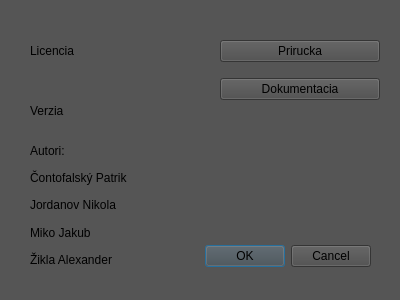
Above: src/about.ui from Jakub-Miko/IVS_Kalkulacka before the change. Below: the same form after it.
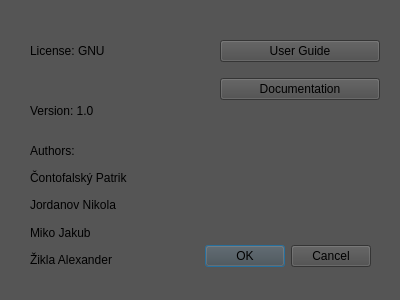
That is the form after the change.

Commit message: Changed text of labels in About.ui

What changed in the file:
```diff
--- a/src/about.ui
+++ b/src/about.ui
@@ -62,7 +62,7 @@
     <item row="0" column="0">
      <widget class="QLabel" name="label_3">
       <property name="text">
-       <string>Autori:</string>
+       <string>Authors:</string>
       </property>
      </widget>
     </item>
@@ -95,7 +95,7 @@
     <item row="0" column="0">
      <widget class="QLabel" name="label">
       <property name="text">
-       <string>Licencia</string>
+       <string>License: GNU</string>
       </property>
      </widget>
     </item>
@@ -114,7 +114,7 @@
     <item row="0" column="0">
      <widget class="QLabel" name="label_2">
       <property name="text">
-       <string>Verzia</string>
+       <string>Version: 1.0</string>
       </property>
      </widget>
     </item>
@@ -136,7 +136,7 @@
        <string notr="true">background-color: rgb(74, 74, 74);</string>
       </property>
       <property name="text">
-       <string>Prirucka</string>
+       <string>User Guide</string>
       </property>
      </widget>
     </item>
@@ -146,7 +146,7 @@
        <string notr="true">background-color: rgb(74, 74, 74);</string>
       </property>
       <property name="text">
-       <string>Dokumentacia</string>
+       <string>Documentation</string>
       </property>
      </widget>
     </item>
```
